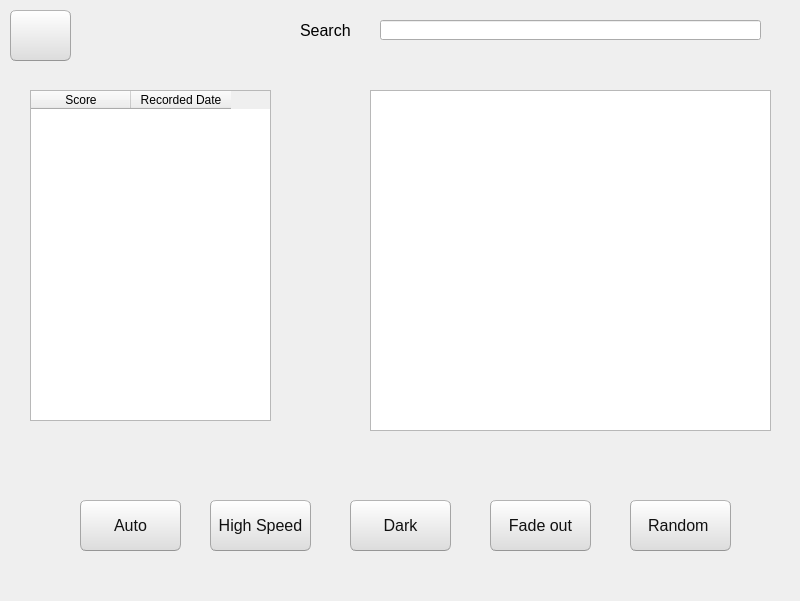
Above: prototype/taiko/map_selection_window.ui from defaultax7/2012h-project before the change. Below: the same form after it.
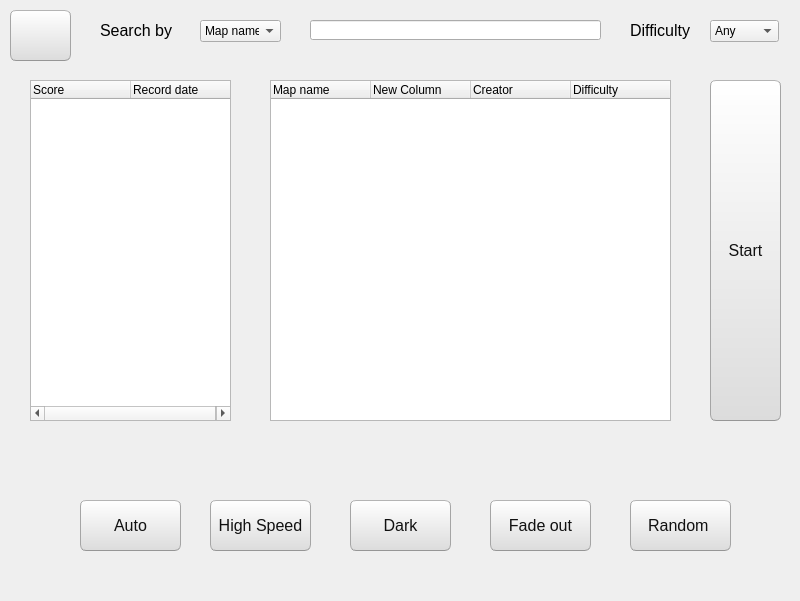
That is the form after the change. Icons and pictures are not drawn.

What changed in the file:
```diff
--- a/prototype/taiko/map_selection_window.ui
+++ b/prototype/taiko/map_selection_window.ui
@@ -57,9 +57,9 @@
    <widget class="QLineEdit" name="txt_search">
     <property name="geometry">
      <rect>
-      <x>380</x>
+      <x>310</x>
       <y>20</y>
-      <width>381</width>
+      <width>291</width>
       <height>20</height>
      </rect>
     </property>
@@ -67,7 +67,7 @@
    <widget class="QLabel" name="label">
     <property name="geometry">
      <rect>
-      <x>300</x>
+      <x>100</x>
       <y>20</y>
       <width>91</width>
       <height>20</height>
@@ -80,7 +80,7 @@
      </font>
     </property>
     <property name="text">
-     <string>Search</string>
+     <string>Search by</string>
     </property>
    </widget>
    <widget class="QPushButton" name="btn_auto_mode">
@@ -321,13 +321,132 @@
      <bool>true</bool>
     </property>
    </widget>
-   <widget class="QTableWidget" name="tableWidget">
+   <widget class="QComboBox" name="comBox_difficulty">
+    <property name="geometry">
+     <rect>
+      <x>710</x>
+      <y>20</y>
+      <width>69</width>
+      <height>22</height>
+     </rect>
+    </property>
+    <item>
+     <property name="text">
+      <string>Any</string>
+     </property>
+    </item>
+    <item>
+     <property name="text">
+      <string>1</string>
+     </property>
+    </item>
+    <item>
+     <property name="text">
+      <string>2</string>
+     </property>
+    </item>
+    <item>
+     <property name="text">
+      <string>3</string>
+     </property>
+    </item>
+    <item>
+     <property name="text">
+      <string>4</string>
+     </property>
+    </item>
+    <item>
+     <property name="text">
+      <string>5</string>
+     </property>
+    </item>
+   </widget>
+   <widget class="QLabel" name="label_4">
+    <property name="geometry">
+     <rect>
+      <x>630</x>
+      <y>20</y>
+      <width>91</width>
+      <height>21</height>
+     </rect>
+    </property>
+    <property name="font">
+     <font>
+      <family>Arial</family>
+      <pointsize>12</pointsize>
+     </font>
+    </property>
+    <property name="text">
+     <string>Difficulty</string>
+    </property>
+   </widget>
+   <widget class="QPushButton" name="btn_start">
+    <property name="geometry">
+     <rect>
+      <x>710</x>
+      <y>80</y>
+      <width>71</width>
+      <height>341</height>
+     </rect>
+    </property>
+    <property name="styleSheet">
+     <string notr="true">QPushButton {
+	font-size: 16px;
+	font: bold large &quot;Aerial&quot;;
+    color:rgb(17,17,17);
+	border-width: 1px;
+	border-radius: 6px;
+	border-bottom-color: rgb(150,150,150);
+	border-right-color: rgb(165,165,165);
+	border-left-color: rgb(165,165,165);
+	border-top-color: rgb(180,180,180);
+	border-style: solid;
+	padding: 4px;
+	background-color: qlineargradient(spread:pad, x1:0.5, y1:1, x2:0.5, y2:0, stop:0 rgba(220, 220, 220, 255), stop:1 rgba(255, 255, 255, 255));
+}
+
+QPushButton:hover {
+	border-top-color: rgb(76,195,255);
+	border-right-color: qlineargradient(spread:pad, x1:0, y1:1, x2:1, y2:0, stop:0 rgb(76,195,255), stop:1 rgb(76,195,255));
+	border-left-color:  qlineargradient(spread:pad, x1:1, y1:0, x2:0, y2:0, stop:0 rgb(76,195,255), stop:1 rgb(76,195,255));
+	border-bottom-color: rgb(76,195,255);
+	background-color: qlineargradient(spread:pad, x1:0.5, y1:1, x2:0.5, y2:0, stop:0 rgba(220, 220, 220, 255), stop:1 rgba(255, 255, 255, 255));
+}
+QPushButton:pressed{
+	background-color: qlineargradient(spread:pad, x1:0.5, y1:0, x2:0.5, y2:1, stop:0 rgba(220, 220, 220, 255), stop:1 rgba(255, 255, 255, 255));
+}</string>
+    </property>
+    <property name="text">
+     <string>Start</string>
+    </property>
+   </widget>
+   <widget class="QComboBox" name="comboBox">
+    <property name="geometry">
+     <rect>
+      <x>200</x>
+      <y>20</y>
+      <width>81</width>
+      <height>22</height>
+     </rect>
+    </property>
+    <item>
+     <property name="text">
+      <string>Map name</string>
+     </property>
+    </item>
+    <item>
+     <property name="text">
+      <string>Creator</string>
+     </property>
+    </item>
+   </widget>
+   <widget class="QTreeWidget" name="score_tree">
     <property name="geometry">
      <rect>
       <x>30</x>
-      <y>90</y>
-      <width>241</width>
-      <height>331</height>
+      <y>80</y>
+      <width>201</width>
+      <height>341</height>
      </rect>
     </property>
     <column>
@@ -337,19 +456,50 @@
     </column>
     <column>
      <property name="text">
-      <string>Recorded Date</string>
+      <string>Record date</string>
      </property>
     </column>
    </widget>
-   <widget class="QTableWidget" name="tableWidget_2">
+   <widget class="QTreeWidget" name="map_tree">
     <property name="geometry">
      <rect>
-      <x>370</x>
-      <y>90</y>
+      <x>270</x>
+      <y>80</y>
       <width>401</width>
       <height>341</height>
      </rect>
     </property>
+    <property name="horizontalScrollBarPolicy">
+     <enum>Qt::ScrollBarAlwaysOff</enum>
+    </property>
+    <property name="editTriggers">
+     <set>QAbstractItemView::NoEditTriggers</set>
+    </property>
+    <column>
+     <property name="text">
+      <string notr="true">Map name</string>
+     </property>
+    </column>
+    <column>
+     <property name="text">
+      <string>New Column</string>
+     </property>
+    </column>
+    <column>
+     <property name="text">
+      <string>Creator</string>
+     </property>
+    </column>
+    <column>
+     <property name="text">
+      <string>Difficulty</string>
+     </property>
+    </column>
+    <column>
+     <property name="text">
+      <string>Map path</string>
+     </property>
+    </column>
    </widget>
    <zorder>label_3</zorder>
    <zorder>btn_back</zorder>
```
Left out of the diff: 11 changed lines with no effect on the pictures.
